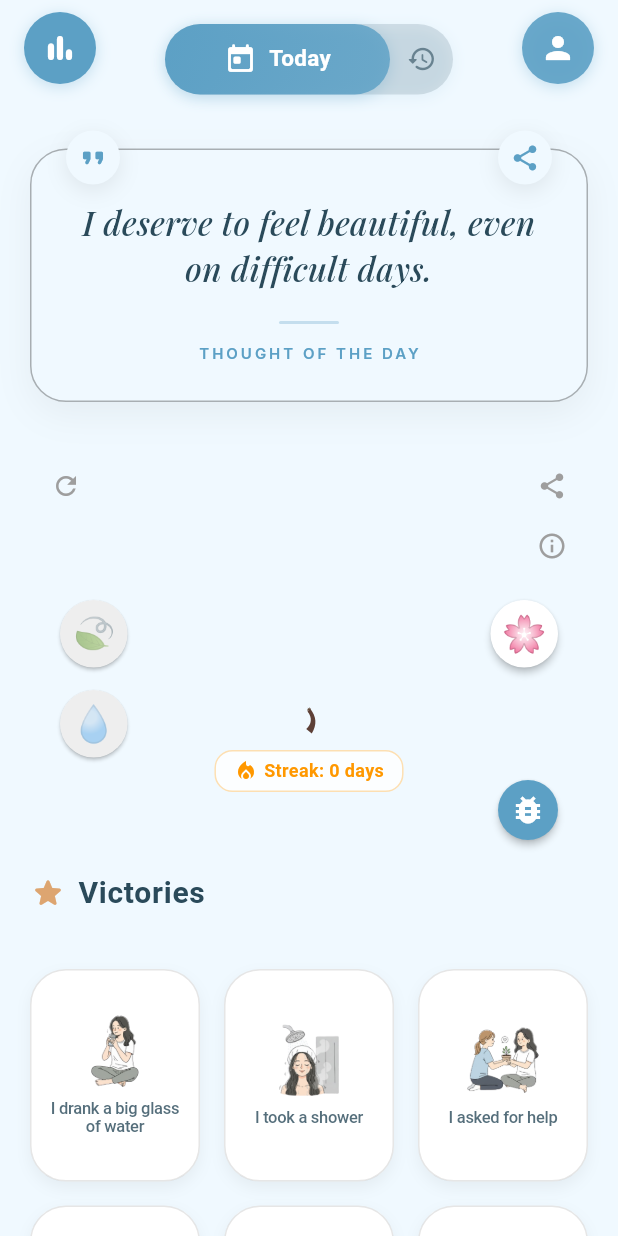
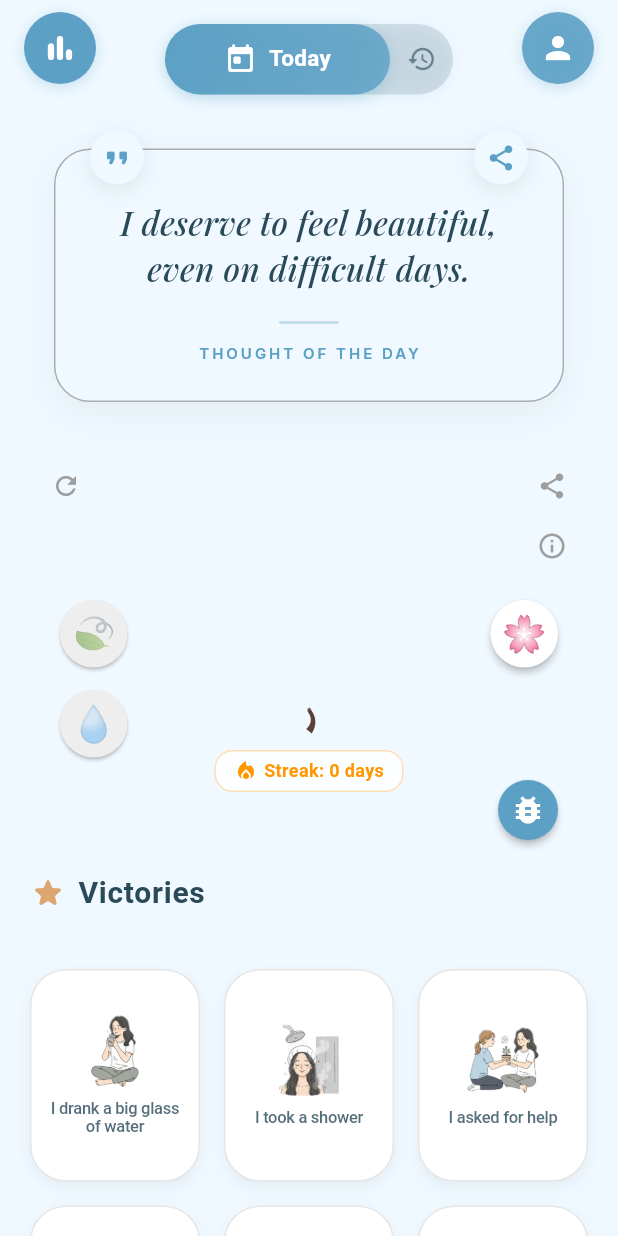
Before and after one commit to rachiddaoud/silva, a Flutter app: the HomeScreen screen opened directly with empty values, on a phone screen of 412 x 824 dp. Run offline on Flutter 3.47's test engine with Material 3 defaults, Android fonts, the phone set to English and light mode, and no system bars; our stand-ins replace audioplayers, cloud_firestore, firebase_analytics, firebase_auth, firebase_core, fl_chart and 6 more; accounts and stored records are empty; network calls fail.

Commit message:
refactor: update daily quote card layout to use full width and horizontal padding

```diff
--- a/lib/widgets/daily_quote_card.dart
+++ b/lib/widgets/daily_quote_card.dart
@@ -54,13 +54,9 @@ class _DailyQuoteCardState extends State<DailyQuoteCard> {
   Widget build(BuildContext context) {
     final theme = Theme.of(context);
 
-    return Center(
-      child: ConstrainedBox(
-        constraints: const BoxConstraints(
-          maxWidth: 600, // Maximum width for very long quotes
-        ),
-        child: IntrinsicWidth(
-          child: Container(
+    return Container(
+      width: double.infinity,
+      padding: const EdgeInsets.symmetric(horizontal: 16),
       child: Stack(
         children: [
           // Hidden Shareable Card (with branding) - Positioned off-screen
@@ -140,9 +136,6 @@ class _DailyQuoteCardState extends State<DailyQuoteCard> {
             ),
           ),
         ],
-            ),
-          ),
-        ),
       ),
     );
   }
```
Lines whose indentation alone changed are shown as unchanged.
